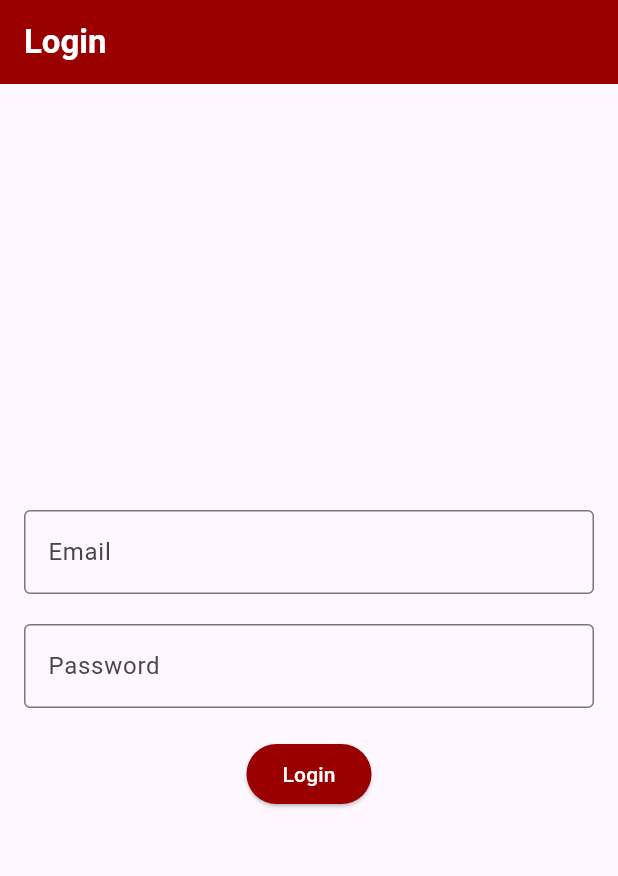
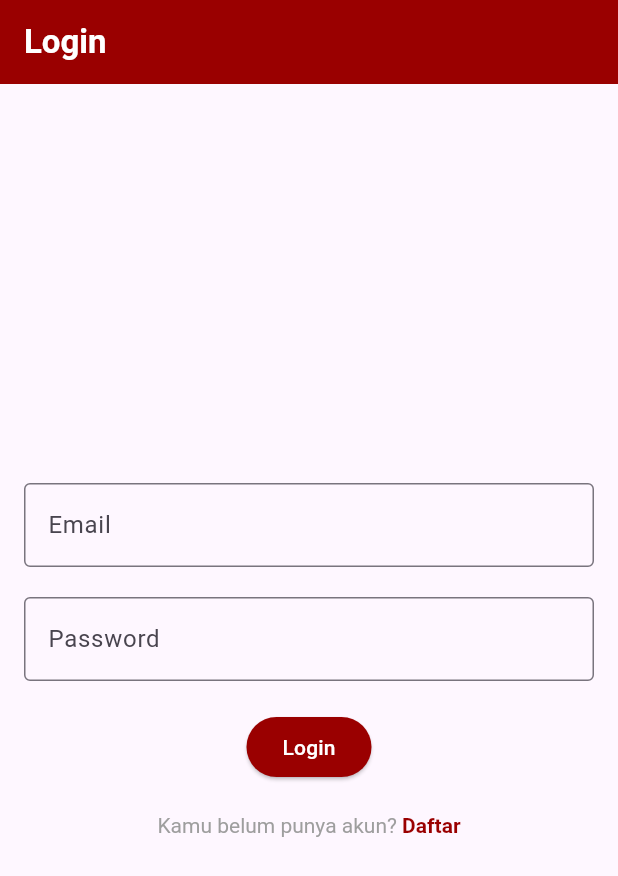
Before and after one commit to raflyelfahmi/tukangapptwo, a Flutter app: the screen it shows after launch, on a phone screen of 412 x 824 dp. Shown: the top 876 px of the screen. Run offline on Flutter 3.47's test engine with Material 3 defaults, Android fonts, the phone set to English and light mode, and no system bars; our stand-ins replace firebase_auth, firebase_core, get; accounts and stored records are empty.

Commit message:
nambah "richtext" di login_screen

```diff
--- a/lib/app/modules/home/views/login_screen.dart
+++ b/lib/app/modules/home/views/login_screen.dart
@@ -1,6 +1,8 @@
 import 'package:firebase_auth/firebase_auth.dart';
+import 'package:flutter/gestures.dart';
 import 'package:flutter/material.dart';
 import 'package:tukangapptwo/app/modules/dashboarduser/views/dashboarduser_view.dart';
+import 'package:tukangapptwo/app/modules/registeruser/views/registeruser_view.dart';
 // import 'package:tukangapptwo/app/modules/dashboarduser/views/dashboarduser_view.dart';
 
 // import '../../buttonregister/views/buttonregister_view.dart';
@@ -290,6 +292,33 @@ class _LoginScreenState extends State<LoginScreen> {
                   ),
                   child: Text("Login"),
                 ),
+                SizedBox(height: 20),
+                    RichText(
+                      text: TextSpan(
+                        text: "Kamu belum punya akun? ",
+                        style: TextStyle(
+                          color: Colors.grey,
+                        ),
+                        children: [
+                          TextSpan(
+                            text: "Daftar",
+                            style: TextStyle(
+                              color: Color(0xFF9A0000),
+                              fontWeight: FontWeight.bold,
+                            ),
+                            recognizer: TapGestureRecognizer()
+                              ..onTap = () {
+                                Navigator.push(
+                                  context,
+                                  MaterialPageRoute(
+                                    builder: (context) => RegisteruserView(),
+                                  ),
+                                );
+                              },
+                          ),
+                        ],
+                      ),
+                    ),
               ],
             ),
           ),
```
